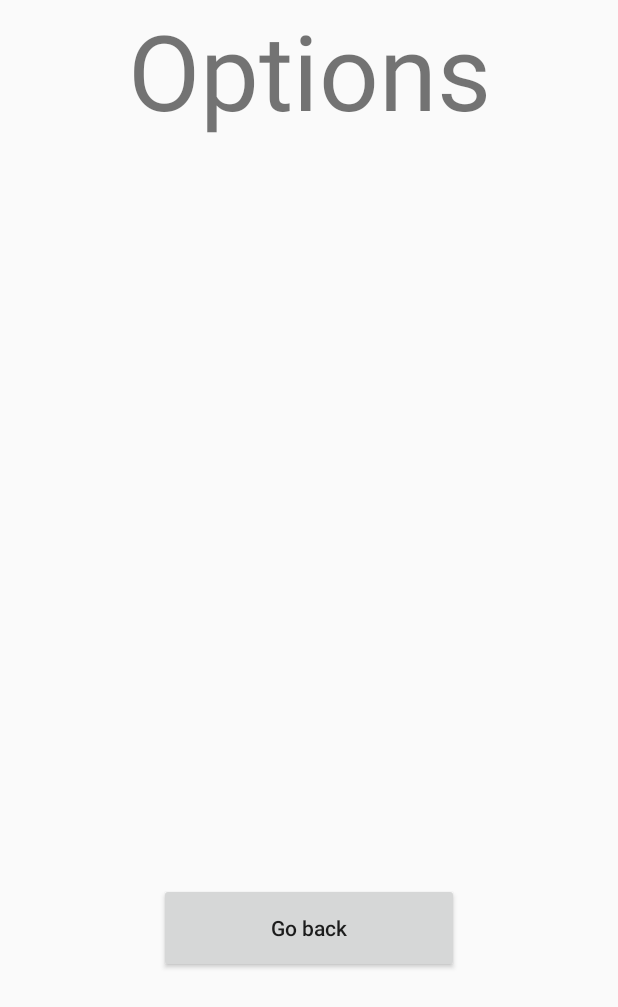
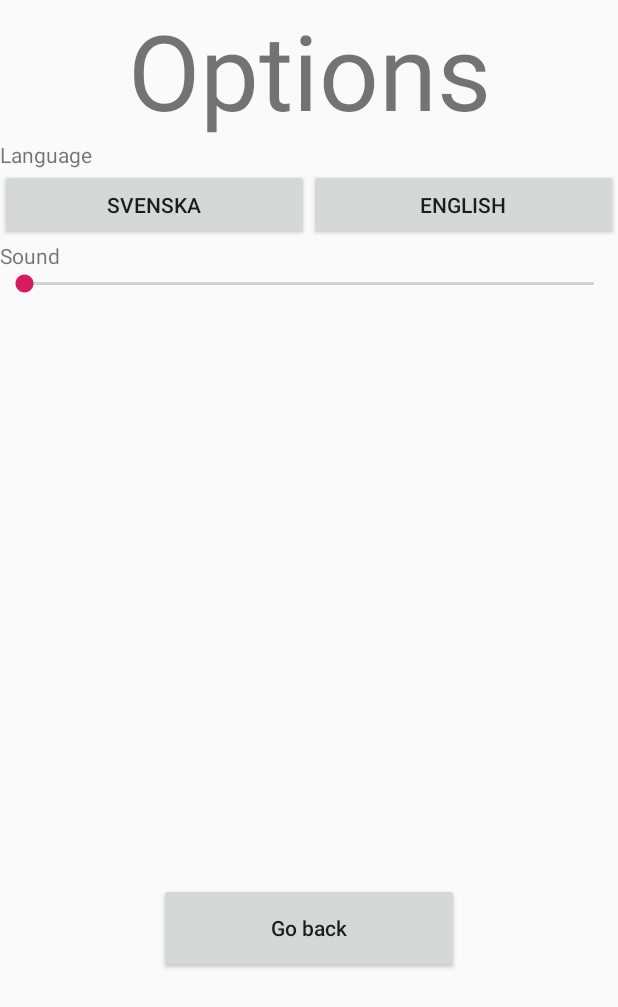
Before and after one commit to Svante-J-TE/HangmanGame, an Android app: the layout options_main.xml on its own in the app's theme, with its tools: preview values and no code run, on a phone screen of 412 x 824 dp. Shown: the top 1007 px of the screen. Run offline under Robolectric (Android 15) with nearby library versions, the phone set to English and light mode, and no system bars.

Commit message:
worked on the options view

```diff
--- a/app/src/main/res/layout/options_main.xml
+++ b/app/src/main/res/layout/options_main.xml
@@ -30,6 +30,44 @@
             android:layout_height="wrap_content"
             android:orientation="vertical">
 
+            <TextView
+                android:id="@+id/language"
+                android:layout_width="match_parent"
+                android:layout_height="wrap_content"
+                android:text="Language" />
+
+            <LinearLayout
+                android:layout_width="match_parent"
+                android:layout_height="match_parent"
+                android:orientation="horizontal">
+
+                <Button
+                    android:id="@+id/svenskaKnapp"
+                    android:layout_width="wrap_content"
+                    android:layout_height="wrap_content"
+                    android:layout_weight="1"
+                    android:text="Svenska" />
+
+                <Button
+                    android:id="@+id/englishButton"
+                    android:layout_width="wrap_content"
+                    android:layout_height="wrap_content"
+                    android:layout_weight="1"
+                    android:text="English" />
+
+            </LinearLayout>
+
+            <TextView
+                android:id="@+id/sound"
+                android:layout_width="match_parent"
+                android:layout_height="wrap_content"
+                android:text="Sound" />
+
+            <SeekBar
+                android:id="@+id/volume"
+                android:layout_width="match_parent"
+                android:layout_height="wrap_content" />
+
         </LinearLayout>
     </ScrollView>
 
```
Also changed, not shown: app/src/main/java/main/game/hangman/MainActivity.java (+7 -1 lines), app/src/main/java/main/game/hangman/MainModel.java (+11 -1 lines), app/src/main/java/main/game/hangman/MainOptions.java (+22 -1 lines).
